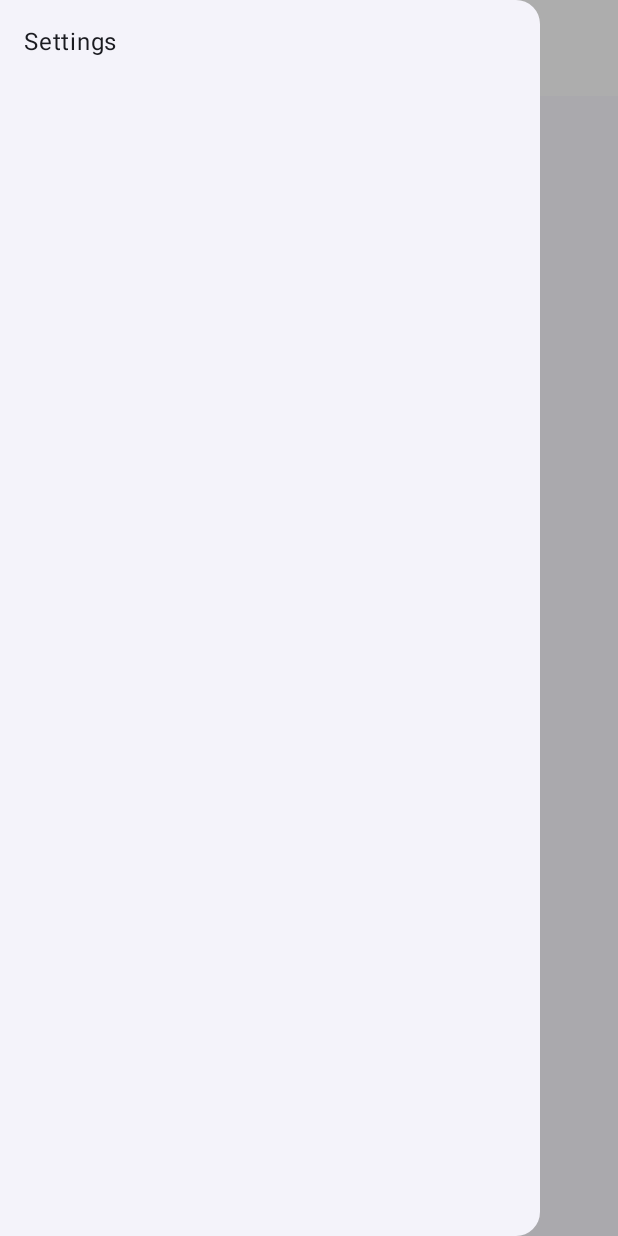
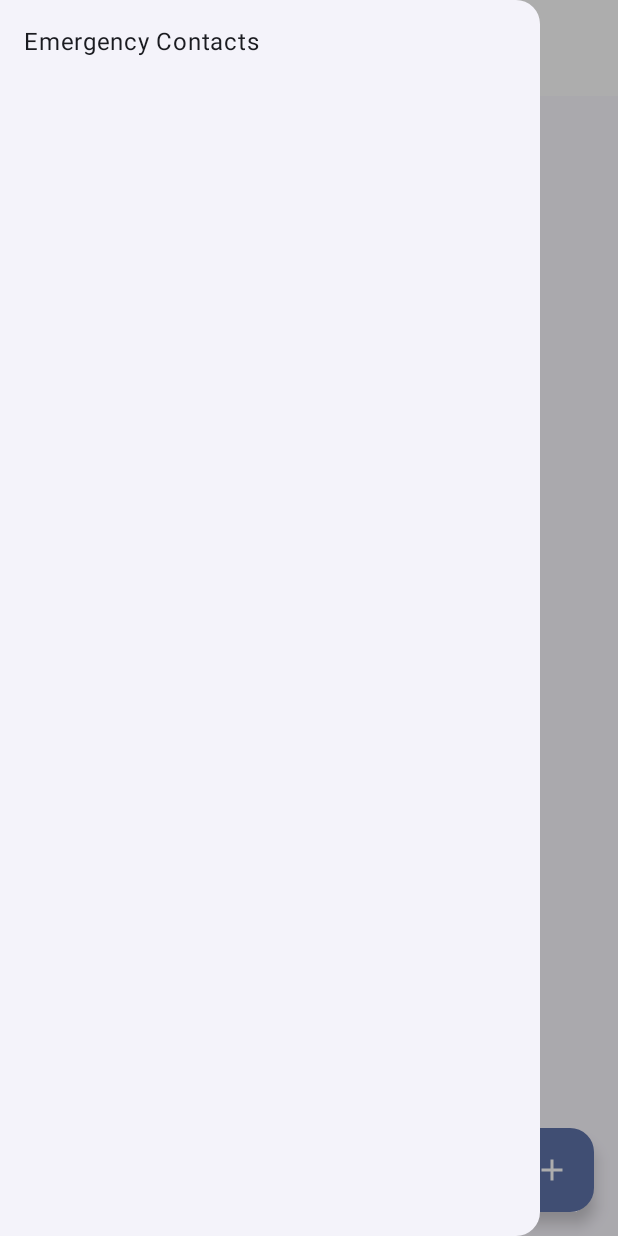
Before and after one commit to ayaxan7/Abhaya-Compose, an Android app built with Jetpack Compose: the composable Friends shown on its own in the app's theme, after a tap on "Menu", on a phone screen of 412 x 824 dp. Run offline under Robolectric (Android 15) with nearby library versions, the phone set to English and light mode, and no system bars.

Commit message:
Feat: Implement "Emergency Contacts" page and add contact selection functionality
This commit introduces a new "Emergency Contacts" page accessible from the navigation drawer. It includes a floating action button that allows users to select contacts from their device to add as emergency contacts.

**Key Changes:**

*   **Friends.kt:**
    *   Renamed the existing composable to `Friends`.
    *   Added a `ModalNavigationDrawer` for the side menu.
    *   Included a `TopBar` with the title "Emergency Contacts" and a menu icon to open the drawer.
    *   Added a `FloatingActionButton` at the bottom right.
    *   Implemented the `openContactsPicker` function to launch the contact selection intent.
    *   The floating action button now triggers the `openContactsPicker` function when clicked.
*   **NavDrawer.kt:**
    *   Updated the text for the navigation drawer item pointing to the "Friends" destination from "Settings" to "Emergency Contacts".

```diff
--- a/app/src/main/java/com/ayaan/abhaya/navigation/NavDrawer.kt
+++ b/app/src/main/java/com/ayaan/abhaya/navigation/NavDrawer.kt
@@ -12,7 +12,7 @@ import androidx.navigation.NavController
 @Composable
 fun NavDrawer(navController: NavController){
     Text(
-        text = "Settings",
+        text = "Emergency Contacts",
         modifier = Modifier
             .fillMaxWidth()
             .clickable { navController.navigate(Destinations.Friends.route)}
--- a/app/src/main/java/com/ayaan/abhaya/screens/Friends.kt
+++ b/app/src/main/java/com/ayaan/abhaya/screens/Friends.kt
@@ -1,20 +1,19 @@
 package com.ayaan.abhaya.screens
-
-import androidx.compose.foundation.layout.Column
-import androidx.compose.foundation.layout.fillMaxSize
-import androidx.compose.material3.DrawerValue
-import androidx.compose.material3.ModalDrawerSheet
-import androidx.compose.material3.ModalNavigationDrawer
-import androidx.compose.material3.rememberDrawerState
-import androidx.compose.runtime.Composable
-import androidx.compose.runtime.remember
-import androidx.compose.runtime.rememberCoroutineScope
+import android.content.Context
+import android.content.Intent
+import android.provider.ContactsContract
+import androidx.compose.foundation.layout.*
+import androidx.compose.material.icons.Icons
+import androidx.compose.material.icons.filled.Add
+import androidx.compose.material3.*
+import androidx.compose.runtime.*
+import androidx.compose.ui.Alignment
 import androidx.compose.ui.Modifier
 import androidx.compose.ui.platform.LocalContext
+import androidx.compose.ui.unit.dp
 import androidx.navigation.NavController
 import com.ayaan.abhaya.navigation.NavDrawer
 import com.ayaan.abhaya.navigation.TopBar
-import com.ayaan.abhaya.utils.LocationHelper
 import kotlinx.coroutines.launch
 
 @Composable
@@ -22,20 +21,41 @@ fun Friends(navController: NavController) {
     val context = LocalContext.current
     val drawerState = rememberDrawerState(initialValue = DrawerValue.Closed)
     val scope = rememberCoroutineScope()
+
     ModalNavigationDrawer(
-        drawerState = drawerState, drawerContent = {
+        drawerState = drawerState,
+        drawerContent = {
             ModalDrawerSheet {
                 NavDrawer(navController)
             }
-        }) {
-        Column(modifier = Modifier.fillMaxSize()) {
-            TopBar(
-                navController = navController, title = "Emergency Contacts", onMenuClick = {
-                    scope.launch {
-                        drawerState.open()
+        }
+    ) {
+        Box(modifier = Modifier.fillMaxSize()) {
+            Column {
+                TopBar(
+                    navController = navController,
+                    title = "Emergency Contacts",
+                    onMenuClick = {
+                        scope.launch {
+                            drawerState.open()
+                        }
                     }
-                }
-            )
+                )
+                // Your main content goes here
+            }
+
+            FloatingActionButton(
+                onClick = {  openContactsPicker(context)},
+                modifier = Modifier
+                    .align(Alignment.BottomEnd)
+                    .padding(16.dp)
+            ) {
+                Icon(Icons.Default.Add, contentDescription = "Add Contact")
+            }
         }
     }
 }
+fun openContactsPicker(context: Context) {
+    val intent = Intent(Intent.ACTION_PICK, ContactsContract.Contacts.CONTENT_URI)
+    context.startActivity(intent)
+}
```
